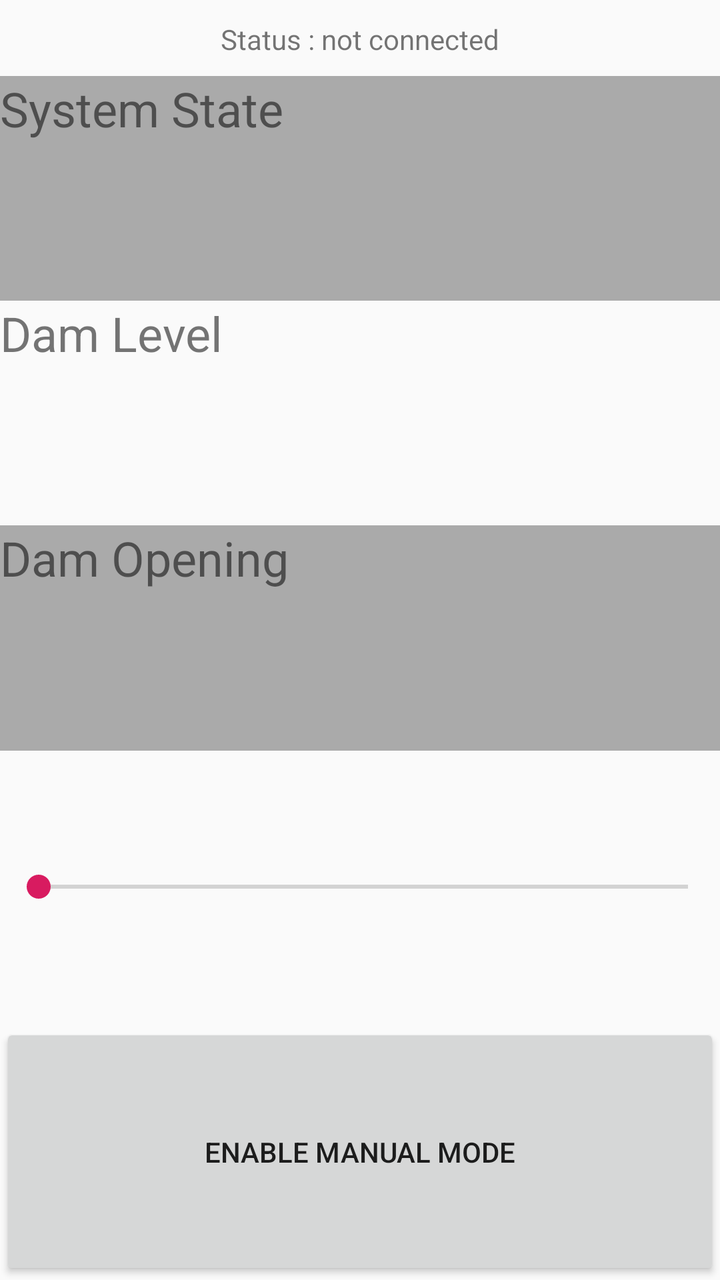
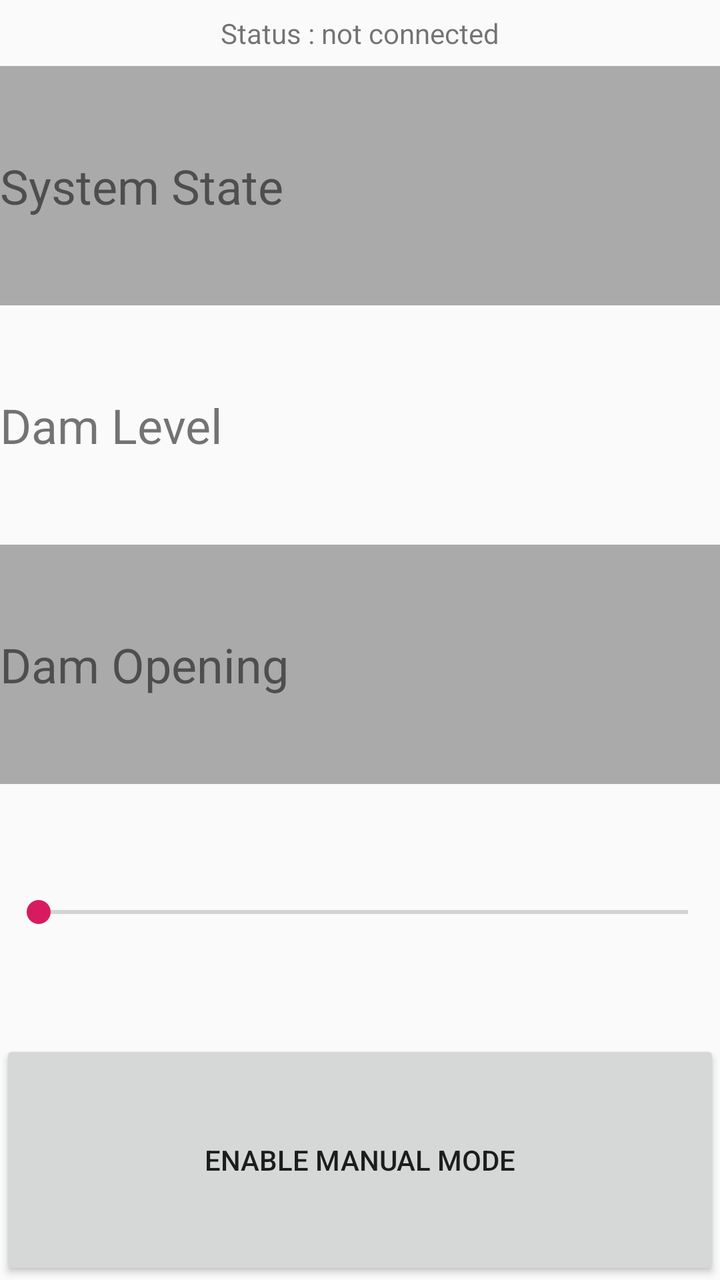

Before-and-after screenshots of an Android layout around one commit, followed by the original layout XML and the change that was made.
<!-- AndroidManifest.xml: application theme AppTheme -->
<!-- res/layout/activity_main.xml -->
<?xml version="1.0" encoding="utf-8"?>

<LinearLayout xmlns:android="http://schemas.android.com/apk/res/android"
    xmlns:tools="http://schemas.android.com/tools"
    android:layout_width="match_parent"
    android:layout_height="wrap_content"
    android:layout_margin="5dp"
    android:orientation="vertical"
    tools:context="unibo.btclientforemulator.MainActivity">

    <Button
        android:id="@+id/connectBtn"
        android:layout_width="match_parent"
        android:layout_height="wrap_content"
        android:layout_weight="1"
        android:text="CONNECT TO BLUETOOTH SERVER" />

    <TextView
        android:id="@+id/statusLabel"
        android:layout_width="match_parent"
        android:layout_height="66dp"
        android:layout_weight="1"
        android:text="Status : not connected"
        android:textAlignment="center" />

    <LinearLayout
        android:id="@+id/content"
        android:layout_width="match_parent"
        android:layout_height="match_parent"
        android:layout_weight="1"
        android:orientation="vertical">

        <LinearLayout
            android:layout_width="match_parent"
            android:layout_height="wrap_content"
            android:layout_weight="1"
            android:background="@android:color/darker_gray"
            android:baselineAligned="false"
            android:orientation="horizontal"
            android:textAlignment="center">

            <TextView
                android:id="@+id/textView6"
                android:layout_width="100dp"
                android:layout_height="wrap_content"
                android:layout_weight="1"
                android:text="System State"
                android:textSize="24sp" />

            <TextView
                android:id="@+id/systemState"
                android:layout_width="wrap_content"
                android:layout_height="wrap_content"
                android:layout_weight="1"
                android:textAlignment="center"
                android:textSize="24sp" />
        </LinearLayout>

        <LinearLayout
            android:layout_width="match_parent"
            android:layout_height="wrap_content"
            android:layout_weight="1"
            android:orientation="horizontal"
            android:textAlignment="center">

            <TextView
                android:id="@+id/textView4"
                android:layout_width="100dp"
                android:layout_height="wrap_content"
                android:layout_weight="1"
                android:text="Dam Level"
                android:textSize="24sp" />

            <TextView
                android:id="@+id/damLevel"
                android:layout_width="wrap_content"
                android:layout_height="wrap_content"
                android:layout_weight="1"
                android:textAlignment="center"
                android:textSize="24sp" />
        </LinearLayout>

        <LinearLayout
            android:layout_width="match_parent"
            android:layout_height="wrap_content"
            android:layout_weight="1"
            android:background="@android:color/darker_gray"
            android:orientation="horizontal">

            <TextView
                android:id="@+id/textView"
                android:layout_width="100dp"
                android:layout_height="wrap_content"
                android:layout_weight="1"
                android:text="Dam Opening"
                android:textSize="24sp" />

            <TextView
                android:id="@+id/damOpening"
                android:layout_width="wrap_content"
                android:layout_height="wrap_content"
                android:layout_weight="1"
                android:textAlignment="center"
                android:textSize="24sp" />

        </LinearLayout>

        <SeekBar
            android:id="@+id/manualDamOpening"
            style="@style/Widget.AppCompat.SeekBar"
            android:layout_width="match_parent"
            android:layout_height="56dp"
            android:layout_weight="1"
            android:max="100"
            android:progress="1" />

        <Button
            android:id="@+id/manualMode"
            android:layout_width="match_parent"
            android:layout_height="wrap_content"
            android:layout_weight="1"
            android:text="Enable Manual Mode"
            android:textAllCaps="true" />

    </LinearLayout>

</LinearLayout>
<!-- resources referenced by this layout -->
<resources>
  <style name="AppTheme" parent="Theme.AppCompat.Light.DarkActionBar">
          
          <item name="colorPrimary">@color/colorPrimary</item>
          <item name="colorPrimaryDark">@color/colorPrimaryDark</item>
          <item name="colorAccent">@color/colorAccent</item>
      </style>
  <color name="colorPrimary">#008577</color>
  <color name="colorPrimaryDark">#00574B</color>
  <color name="colorAccent">#D81B60</color>
</resources>

<!-- the commit's change to res/layout/activity_main.xml (unified diff, before → after) -->
@@ -8,18 +8,12 @@
     android:orientation="vertical"
     tools:context="unibo.btclientforemulator.MainActivity">
 
-    <Button
-        android:id="@+id/connectBtn"
-        android:layout_width="match_parent"
-        android:layout_height="wrap_content"
-        android:layout_weight="1"
-        android:text="CONNECT TO BLUETOOTH SERVER" />
-
     <TextView
         android:id="@+id/statusLabel"
         android:layout_width="match_parent"
         android:layout_height="66dp"
         android:layout_weight="1"
+        android:gravity="center_vertical"
         android:text="Status : not connected"
         android:textAlignment="center" />
 
@@ -32,10 +26,11 @@
 
         <LinearLayout
             android:layout_width="match_parent"
-            android:layout_height="wrap_content"
+            android:layout_height="48dp"
             android:layout_weight="1"
             android:background="@android:color/darker_gray"
             android:baselineAligned="false"
+            android:gravity="center_vertical"
             android:orientation="horizontal"
             android:textAlignment="center">
 
@@ -58,8 +53,9 @@
 
         <LinearLayout
             android:layout_width="match_parent"
-            android:layout_height="wrap_content"
+            android:layout_height="48dp"
             android:layout_weight="1"
+            android:gravity="center_vertical"
             android:orientation="horizontal"
             android:textAlignment="center">
 
@@ -82,9 +78,10 @@
 
         <LinearLayout
             android:layout_width="match_parent"
-            android:layout_height="wrap_content"
+            android:layout_height="48dp"
             android:layout_weight="1"
             android:background="@android:color/darker_gray"
+            android:gravity="center_vertical"
             android:orientation="horizontal">
 
             <TextView
